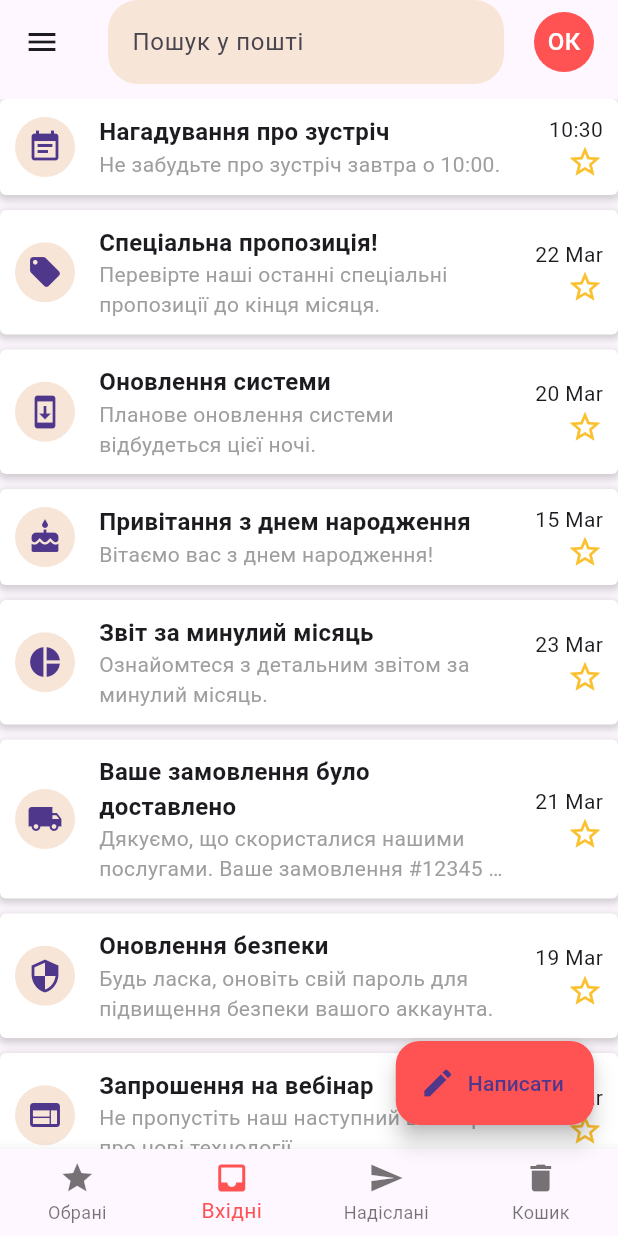
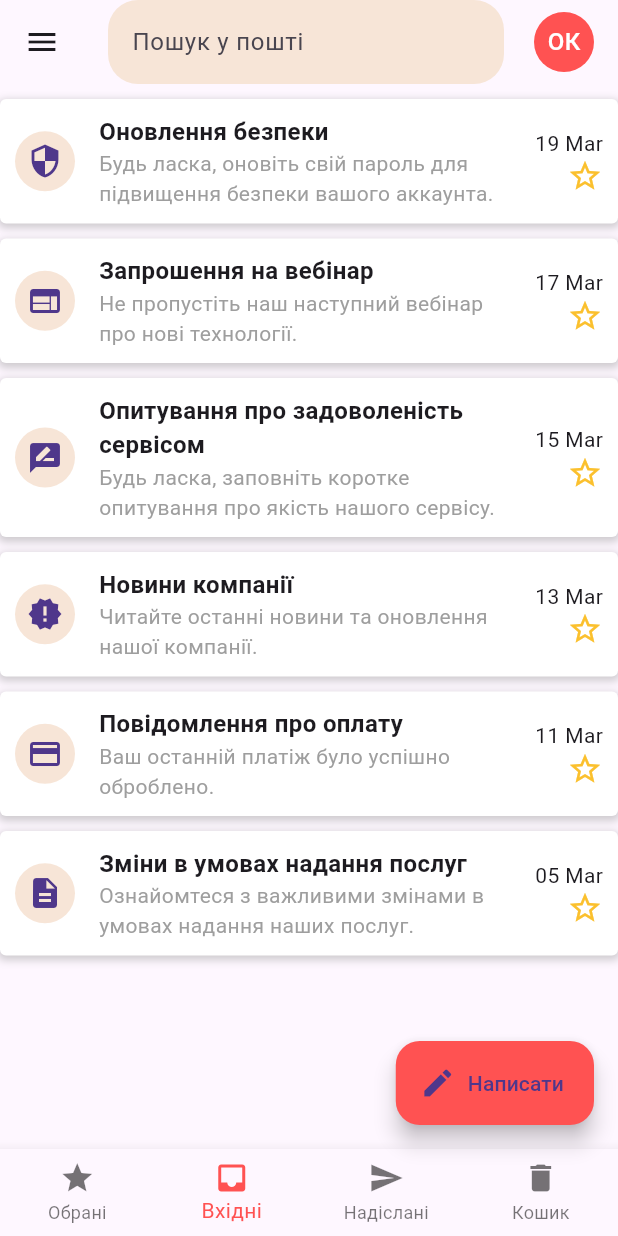
Before and after one commit to o-klepatskyi/flutter_fundamentals, a Flutter app: the screen it shows after launch, on a phone screen of 412 x 824 dp. Run offline on Flutter 3.47's test engine with Material 3 defaults, Android fonts, the phone set to English and light mode, and no system bars.

Commit message:
Add content to other tabs

```diff
--- /dev/null
+++ b/material_design_in_flutter/lib/data/email_repository.dart
@@ -0,0 +1,162 @@
+import '../schema/email.dart';
+import 'package:flutter/material.dart';
+
+class EmailRepository {
+  List<Email> getAll() {
+    return [
+      Email(
+        subject: "Нагадування про зустріч",
+        body: "Не забудьте про зустріч завтра о 10:00.",
+        date: DateTime.now().add(Duration(days: 1)),
+        icon: Icons.event_note,
+      ),
+      Email(
+        subject: "Спеціальна пропозиція!",
+        body: "Перевірте наші останні спеціальні пропозиції до кінця місяця.",
+        date: DateTime.now().subtract(Duration(days: 3)),
+        icon: Icons.local_offer,
+      ),
+      Email(
+        subject: "Оновлення системи",
+        body: "Планове оновлення системи відбудеться цієї ночі.",
+        date: DateTime.now().subtract(Duration(days: 5)),
+        icon: Icons.system_update,
+      ),
+      Email(
+        subject: "Привітання з днем народження",
+        body: "Вітаємо вас з днем народження!",
+        date: DateTime.now().subtract(Duration(days: 10)),
+        icon: Icons.cake,
+      ),
+      Email(
+        subject: "Звіт за минулий місяць",
+        body: "Ознайомтеся з детальним звітом за минулий місяць.",
+        date: DateTime.now().subtract(Duration(days: 2)),
+        icon: Icons.pie_chart,
+      ),
+      Email(
+        subject: "Ваше замовлення було доставлено",
+        body:
+            "Дякуємо, що скористалися нашими послугами. Ваше замовлення #12345 було доставлено.",
+        date: DateTime.now().subtract(Duration(days: 4)),
+        icon: Icons.local_shipping,
+      ),
+      Email(
+        subject: "Оновлення безпеки",
+        body:
+            "Будь ласка, оновіть свій пароль для підвищення безпеки вашого аккаунта.",
+        date: DateTime.now().subtract(Duration(days: 6)),
+        icon: Icons.security,
+      ),
+      Email(
+        subject: "Запрошення на вебінар",
+        body: "Не пропустіть наш наступний вебінар про нові технології.",
+        date: DateTime.now().subtract(Duration(days: 8)),
+        icon: Icons.web,
+      ),
+      Email(
+        subject: "Опитування про задоволеність сервісом",
+        body:
+            "Будь ласка, заповніть коротке опитування про якість нашого сервісу.",
+        date: DateTime.now().subtract(Duration(days: 10)),
+        icon: Icons.rate_review,
+      ),
+      Email(
+        subject: "Новини компанії",
+        body: "Читайте останні новини та оновлення нашої компанії.",
+        date: DateTime.now().subtract(Duration(days: 12)),
+        icon: Icons.new_releases,
+      ),
+      Email(
+        subject: "Повідомлення про оплату",
+        body: "Ваш останній платіж було успішно оброблено.",
+        date: DateTime.now().subtract(Duration(days: 14)),
+        icon: Icons.payment,
+      ),
+      Email(
+        subject: "Зміни в умовах надання послуг",
+        body: "Ознайомтеся з важливими змінами в умовах надання наших послуг.",
+        date: DateTime.now().subtract(Duration(days: 20)),
+        icon: Icons.description,
+      ),
+      Email(
+        subject: "Знижки на літню колекцію",
+        body: "Не пропустіть наші спеціальні знижки на всю літню колекцію!",
+        date: DateTime.now().subtract(Duration(days: 32)),
+        icon: Icons.local_offer,
+      ),
+      Email(
+        subject: "Нагадування про зустріч",
+        body: "Не забудьте про нашу зустріч завтра. Чекаємо на вас!",
+        date: DateTime.now().subtract(Duration(days: 700)),
+        icon: Icons.event_note,
+      ),
+      Email(
+        subject: "Підтвердження електронної адреси",
+        body:
+            "Будь ласка, підтвердіть свою електронну адресу, перейшовши за посиланням.",
+        date: DateTime.now().subtract(Duration(days: 1)),
+        icon: Icons.email,
+      ),
+      Email(
+        subject: "Запрошення до спільноти",
+        body: "Ви отримали запрошення до участі в ексклюзивній спільноті.",
+        date: DateTime.now().subtract(Duration(days: 7)),
+        icon: Icons.group,
+      ),
+      Email(
+        subject: "Оновлення програмного забезпечення",
+        body:
+            "Доступна нова версія програмного забезпечення. Рекомендуємо оновити.",
+        date: DateTime.now().subtract(Duration(days: 15)),
+        icon: Icons.update,
+      ),
+      Email(
+        subject: "Подяка за відгук",
+        body: "Дякуємо за ваш відгук! Ваша думка важлива для нас.",
+        date: DateTime.now().subtract(Duration(days: 3)),
+        icon: Icons.thumb_up,
+      ),
+      Email(
+        subject: "Зміна часу зустрічі",
+        body:
+            "Час нашої зустрічі було змінено. Будь ласка, перевірте новий графік.",
+        date: DateTime.now().add(Duration(days: 2)),
+        icon: Icons.schedule,
+      ),
+      Email(
+        subject: "Ваша підписка майже закінчується",
+        body:
+            "Не забудьте продовжити підписку, щоб і надалі користуватися всіма перевагами.",
+        date: DateTime.now().subtract(Duration(days: 25)),
+        icon: Icons.access_alarm,
+      ),
+      Email(
+        subject: "Новий курс доступний",
+        body: "Ознайомтеся з нашим новим курсом та покращуйте свої навички.",
+        date: DateTime.now().subtract(Duration(days: 30)),
+        icon: Icons.school,
+      ),
+      Email(
+        subject: "Запрошення на ювілейну вечірку",
+        body: "Ми раді запросити вас на ювілейну вечірку нашої компанії.",
+        date: DateTime.now().subtract(Duration(days: 45)),
+        icon: Icons.cake,
+      ),
+      Email(
+        subject: "Важливе оголошення",
+        body:
+            "Будь ласка, ознайомтеся з важливим оголошенням від нашої команди.",
+        date: DateTime.now().subtract(Duration(days: 5)),
+        icon: Icons.announcement,
+      ),
+      Email(
+        subject: "Пропозиція лімітованого видання",
+        body:
+            "Не пропустіть унікальну пропозицію лімітованого видання продукту.",
+        date: DateTime.now().subtract(Duration(days: 17)),
+        icon: Icons.star_border,
+      ),
+    ];
+  }
+}
--- a/material_design_in_flutter/lib/layout/email_list_screen.dart
+++ b/material_design_in_flutter/lib/layout/email_list_screen.dart
@@ -2,21 +2,10 @@ import 'package:flutter/material.dart';
 import 'email_card.dart';
 import '../schema/email.dart';
 
-class EmailListScreen extends StatefulWidget {
-  const EmailListScreen({super.key});
+class EmailListScreen extends StatelessWidget {
+  const EmailListScreen({super.key, required this.emails});
 
-  @override
-  State<StatefulWidget> createState() => EmailListState();
-}
-
-class EmailListState extends State<EmailListScreen> {
-  List<Email> emails = [];
-
-  @override
-  void initState() {
-    super.initState();
-    createEmails();
-  }
+  final List<Email> emails;
 
   @override
   Widget build(BuildContext context) {
@@ -36,100 +25,4 @@ class EmailListState extends State<EmailListScreen> {
       ),
     );
   }
-
-  createEmails() {
-    setState(() {
-      emails.clear();
-      emails.addAll([
-        Email(
-          subject: "Нагадування про зустріч",
-          body: "Не забудьте про зустріч завтра о 10:00.",
-          date: DateTime.now().add(Duration(days: 1)),
-          icon: Icons.event_note,
-        ),
-        Email(
-          subject: "Спеціальна пропозиція!",
-          body: "Перевірте наші останні спеціальні пропозиції до кінця місяця.",
-          date: DateTime.now().subtract(Duration(days: 3)),
-          icon: Icons.local_offer,
-        ),
-        Email(
-          subject: "Оновлення системи",
-          body: "Планове оновлення системи відбудеться цієї ночі.",
-          date: DateTime.now().subtract(Duration(days: 5)),
-          icon: Icons.system_update,
-        ),
-        Email(
-          subject: "Привітання з днем народження",
-          body: "Вітаємо вас з днем народження!",
-          date: DateTime.now().subtract(Duration(days: 10)),
-          icon: Icons.cake,
-        ),
-        Email(
-          subject: "Звіт за минулий місяць",
-          body: "Ознайомтеся з детальним звітом за минулий місяць.",
-          date: DateTime.now().subtract(Duration(days: 2)),
-          icon: Icons.pie_chart,
-        ),
-        Email(
-          subject: "Ваше замовлення було доставлено",
-          body:
-              "Дякуємо, що скористалися нашими послугами. Ваше замовлення #12345 було доставлено.",
-          date: DateTime.now().subtract(Duration(days: 4)),
-          icon: Icons.local_shipping,
-        ),
-        Email(
-          subject: "Оновлення безпеки",
-          body:
-              "Будь ласка, оновіть свій пароль для підвищення безпеки вашого аккаунта.",
-          date: DateTime.now().subtract(Duration(days: 6)),
-          icon: Icons.security,
-        ),
-        Email(
-          subject: "Запрошення на вебінар",
-          body: "Не пропустіть наш наступний вебінар про нові технології.",
-          date: DateTime.now().subtract(Duration(days: 8)),
-          icon: Icons.web,
-        ),
-        Email(
-          subject: "Опитування про задоволеність сервісом",
-          body:
-              "Будь ласка, заповніть коротке опитування про якість нашого сервісу.",
-          date: DateTime.now().subtract(Duration(days: 10)),
-          icon: Icons.rate_review,
-        ),
-        Email(
-          subject: "Новини компанії",
-          body: "Читайте останні новини та оновлення нашої компанії.",
-          date: DateTime.now().subtract(Duration(days: 12)),
-          icon: Icons.new_releases,
-        ),
-        Email(
-          subject: "Повідомлення про оплату",
-          body: "Ваш останній платіж було успішно оброблено.",
-          date: DateTime.now().subtract(Duration(days: 14)),
-          icon: Icons.payment,
-        ),
-        Email(
-          subject: "Зміни в умовах надання послуг",
-          body:
-              "Ознайомтеся з важливими змінами в умовах надання наших послуг.",
-          date: DateTime.now().subtract(Duration(days: 20)),
-          icon: Icons.description,
-        ),
-        Email(
-          subject: "Знижки на літню колекцію",
-          body: "Не пропустіть наші спеціальні знижки на всю літню колекцію!",
-          date: DateTime.now().subtract(Duration(days: 32)),
-          icon: Icons.local_offer,
-        ),
-        Email(
-          subject: "Нагадування про зустріч",
-          body: "Не забудьте про нашу зустріч завтра. Чекаємо на вас!",
-          date: DateTime.now().subtract(Duration(days: 700)),
-          icon: Icons.event_note,
-        ),
-      ]);
-    });
-  }
 }
--- a/material_design_in_flutter/lib/layout/gmail_app.dart
+++ b/material_design_in_flutter/lib/layout/gmail_app.dart
@@ -1,6 +1,7 @@
 import 'package:flutter/material.dart';
 import 'email_list_screen.dart';
 import 'top_bar.dart';
+import '../data/email_repository.dart';
 
 enum TabIndex { starred, incoming, outgoing, bin }
 
@@ -40,6 +41,7 @@ class GmailAppState extends State<GmailApp>
       label: 'Кошик',
     ),
   ];
+  final EmailRepository emailRepository = EmailRepository();
 
   @override
   void initState() {
@@ -96,7 +98,7 @@ class GmailAppState extends State<GmailApp>
             ),
           ),
           ...destinations.map(
-            (NavDestination destination) {
+                (NavDestination destination) {
               return NavigationDrawerDestination(
                 label: Text(destination.label),
                 icon: destination.icon,
@@ -108,14 +110,19 @@ class GmailAppState extends State<GmailApp>
   }
 
   Widget _buildTabBarView() {
+    var emails = emailRepository.getAll();
+    List<Widget> tabs = [];
+    int size = emails.length ~/ 4;
+    for (int i = 0; i < 4; i++) {
+      int start = i * size;
+      int end = start + size;
+      var lst = emails.sublist(start, end);
+      lst.sort((a, b) => b.date.compareTo(a.date));
+      tabs.add(EmailListScreen(emails: lst));
+    }
     return TabBarView(
       controller: _tabController,
-      children: const [
-        Center(child: Text('Content of Обрані')),
-        EmailListScreen(),
-        Center(child: Text('Content of Надіслані')),
-        Center(child: Text('Content of Кошик')),
-      ],
+      children: tabs,
     );
   }
 
```
